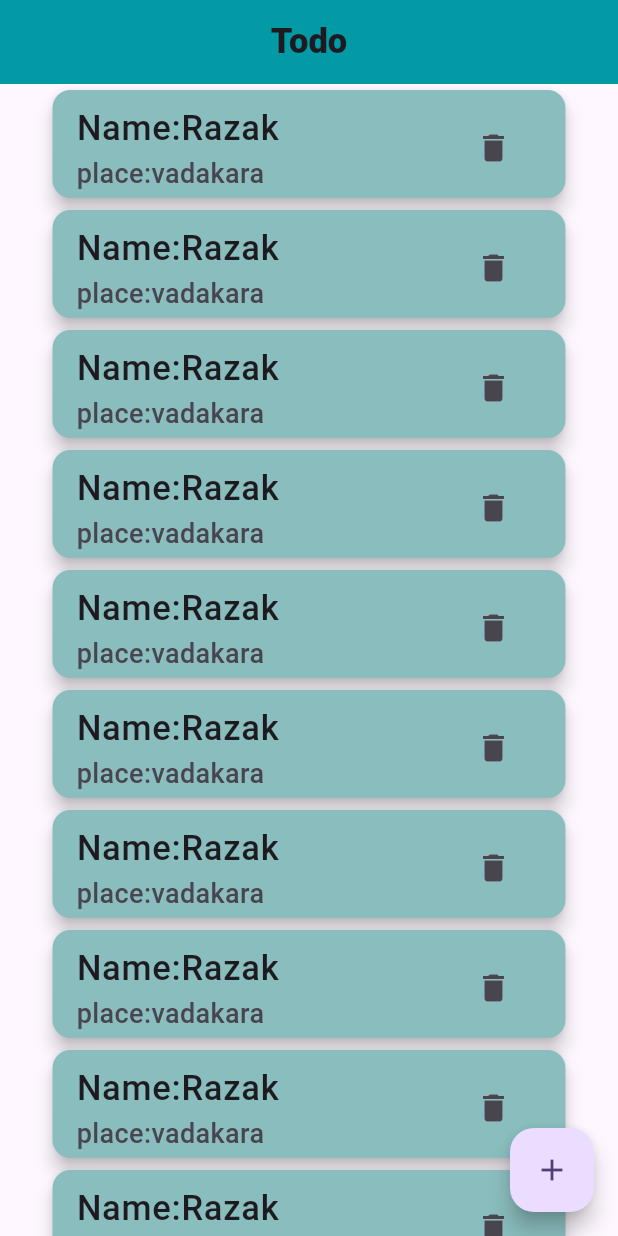
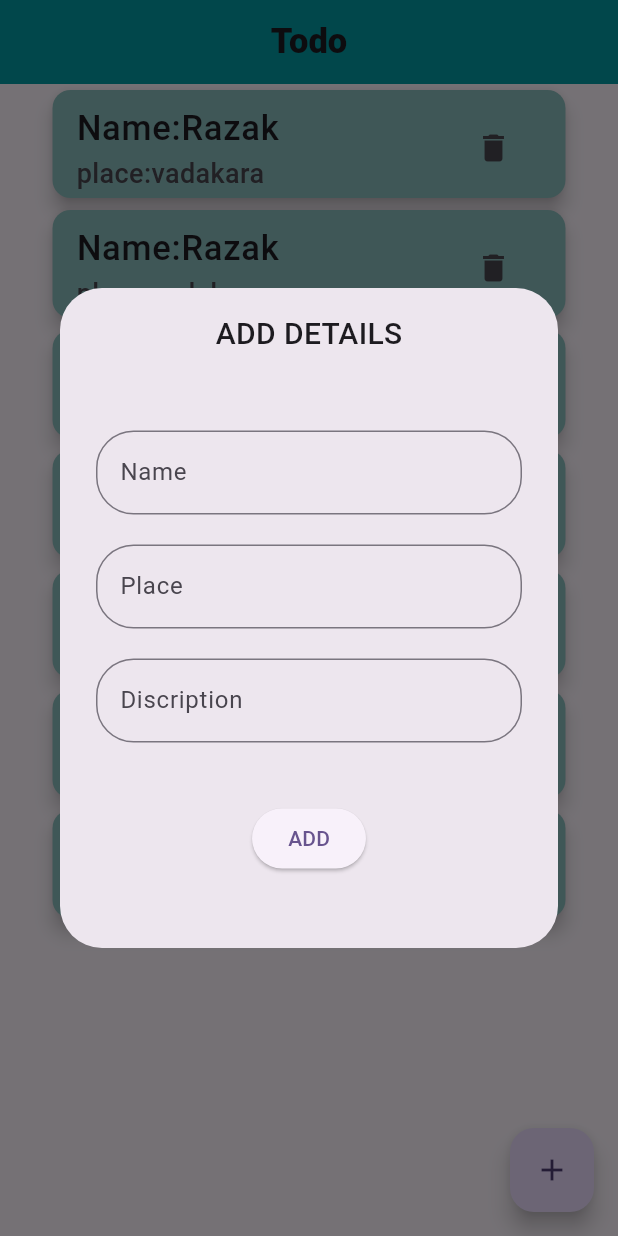
Before and after one commit to razakrazu/todo_bloc_with_sqflite, a Flutter app: the screen it shows after launch, after a tap on the "add" icon, on a phone screen of 412 x 824 dp. Run offline on Flutter 3.47's test engine with Material 3 defaults, Android fonts, the phone set to English and light mode, and no system bars; our stand-ins replace bloc.

Commit message:
add popup screen create

```diff
--- a/lib/main.dart
+++ b/lib/main.dart
@@ -1,5 +1,5 @@
 import 'package:flutter/material.dart';
-import 'package:todo_bloc/todo/todo_ui.dart';
+import 'package:todo_bloc/todo/home_screen.dart';
 
 void main() {
   runApp(const MyApp());
--- /dev/null
+++ b/lib/todo/home_screen.dart
@@ -0,0 +1,67 @@
+import 'package:flutter/material.dart';
+import 'package:todo_bloc/todo/popup_screen.dart';
+
+class HomeScreen extends StatelessWidget {
+  const HomeScreen({super.key});
+
+  @override
+  Widget build(BuildContext context) {
+    return Scaffold(
+      floatingActionButton: FloatingActionButton(
+        onPressed: () {
+              showDialog(context: context, builder: (context) {
+                         return AlertDialog(content:AddPopupScreen());
+                       },);
+        },
+        child: Icon(Icons.add),
+      ),
+      appBar: AppBar(
+        title: Text(
+          'Todo',
+          style: TextStyle(fontSize: 23, fontWeight: FontWeight.w900),
+        ),
+        centerTitle: true,
+        backgroundColor: const Color.fromARGB(255, 2, 154, 164),
+      ),
+      body: ListView.builder(
+        itemCount: 7,
+        itemBuilder: (context, index) {
+          return Column(
+            children: [
+              SizedBox(
+                height: 80,
+                width: 350,
+                child: Card(
+                  color: const Color.fromARGB(255, 138, 189, 189),
+                  elevation: 5,
+                  child: ListTile(
+                    title: Text(
+                      'Name:Razak',
+                      style: TextStyle(
+                        fontSize: 23,
+                        fontWeight: FontWeight.w500,
+                      ),
+                    ),
+                    subtitle: Text(
+                      'place:vadakara',
+                      style: TextStyle(
+                        fontSize: 18,
+                        fontWeight: FontWeight.w500,
+                      ),
+                    ),
+                    trailing: IconButton(
+                      onPressed: () {
+
+                      },
+                      icon: Icon(Icons.delete),
+                    ),
+                  ),
+                ),
+              ),
+            ],
+          );
+        },
+      ),
+    );
+  }
+}
--- /dev/null
+++ b/lib/todo/popup_screen.dart
@@ -0,0 +1,45 @@
+import 'package:flutter/material.dart';
+
+class AddPopupScreen extends StatelessWidget {
+  const AddPopupScreen({super.key});
+
+  @override
+  Widget build(BuildContext context) {
+    return Container(
+      height: 400,
+      width: 400,
+    child: SingleChildScrollView(
+      child: Column(mainAxisAlignment: MainAxisAlignment.spaceEvenly,
+        children: [
+Text(
+                      'ADD DETAILS',
+                      style: TextStyle(
+                        fontSize: 20,
+                        fontWeight: FontWeight.w500,
+                      ),),
+                        SizedBox(height:50),
+          TextFormField(   decoration:  InputDecoration(
+            border: OutlineInputBorder(borderRadius: BorderRadius.circular(25),),hintText: 'Name'
+          ),),
+
+           SizedBox(height:20),
+           TextFormField(
+            decoration: InputDecoration(
+            border: OutlineInputBorder(borderRadius: BorderRadius.circular(25),),hintText: 'Place'
+          ),
+           ),
+           SizedBox(height:20),
+           TextFormField(
+               decoration: InputDecoration(
+            border: OutlineInputBorder(borderRadius: BorderRadius.circular(25),),hintText: 'Discription'
+          ),
+           ),
+           SizedBox(height:40),
+
+           ElevatedButton(onPressed: (){}
+           , child: Text('ADD'))
+        ],
+      ),
+    ));
+  }
+}
--- a/lib/todo/todo_ui.dart
+++ /dev/null
@@ -1,31 +0,0 @@
-import 'package:flutter/material.dart';
-
-class HomeScreen extends StatelessWidget {
-  const HomeScreen({super.key});
-
-  @override
-  Widget build(BuildContext context) {
-
-    return Scaffold(
-      floatingActionButton:
-      FloatingActionButton(onPressed: (){},child: Icon(Icons.add),),
-      appBar: AppBar(title: Text('Todo',style: TextStyle(fontSize: 23, fontWeight:FontWeight.w900),),centerTitle:true ,backgroundColor: const Color.fromARGB(255, 2, 154, 164),),
-      body: ListView.builder(itemBuilder: (context, index) {
-      return Column(
-        children: [
-SizedBox(
-  height: 80,
-  width: 350,
-  child: Card(color: const Color.fromARGB(255, 138, 189, 189),
-  elevation: 5,
-    child:ListTile(title: Text('Name:Razak',style: TextStyle(fontSize: 23, fontWeight:FontWeight.w500),),
-    subtitle:Text('place:vadakara',style: TextStyle(fontSize: 18,fontWeight:FontWeight.w500 ),),
-    trailing: IconButton(onPressed: (){}, icon: Icon(Icons.delete)),
-
-    ),),
-)
-        ],
-      );
-    },),);
-  }
-}
```
